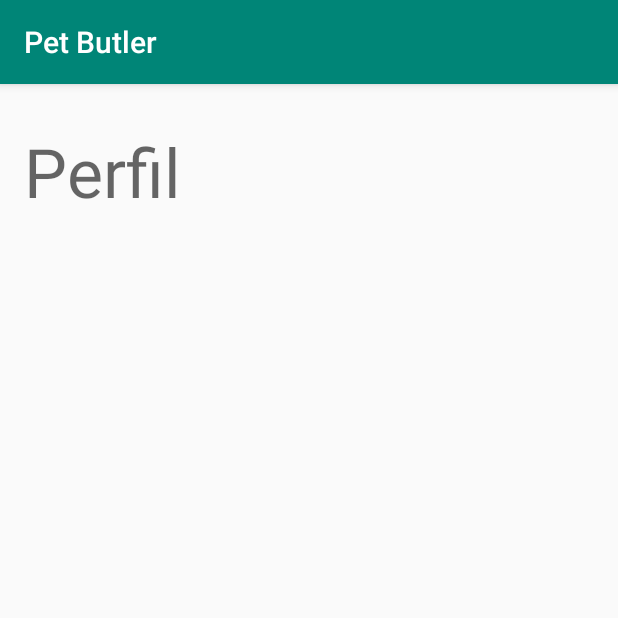
After one commit to lucas-medeiros/PetButler, an Android app: the PerfilClienteActivity screen opened directly, with no data from a screen before it, on a phone screen of 412 x 824 dp, the top half of it. The commit adds this screen. Run offline under Robolectric (Android 15) with nearby library versions, the phone set to English and light mode, and no system bars.

Commit message:
Tela de perfil de cliente

```diff
--- a/app/build.gradle
+++ b/app/build.gradle
@@ -21,6 +21,7 @@ android {
 dependencies {
     implementation fileTree(dir: 'libs', include: ['*.jar'])
     implementation 'com.android.support:appcompat-v7:28.0.0'
+    implementation 'com.android.support:design:28.0.0'
     implementation 'com.android.support.constraint:constraint-layout:1.1.3'
     testImplementation 'junit:junit:4.12'
     androidTestImplementation 'com.android.support.test:runner:1.0.2'
--- a/app/src/main/AndroidManifest.xml
+++ b/app/src/main/AndroidManifest.xml
@@ -9,7 +9,8 @@
         android:roundIcon="@mipmap/ic_launcher_round"
         android:supportsRtl="true"
         android:theme="@style/AppTheme">
-        <activity android:name=".CadastroActivity"></activity>
+        <activity android:name=".PerfilClienteActivity"></activity>
+        <activity android:name=".CadastroActivity" />
         <activity android:name=".MainActivity">
             <intent-filter>
                 <action android:name="android.intent.action.MAIN" />
--- a/app/src/main/java/com/example/petbutler/MainActivity.java
+++ b/app/src/main/java/com/example/petbutler/MainActivity.java
@@ -109,6 +109,6 @@ public class MainActivity extends AppCompatActivity {
             }
         });
 
-        //mudança teste1
+
     }
 }
--- /dev/null
+++ b/app/src/main/java/com/example/petbutler/PerfilClienteActivity.java
@@ -0,0 +1,13 @@
+package com.example.petbutler;
+
+import android.support.v7.app.AppCompatActivity;
+import android.os.Bundle;
+
+public class PerfilClienteActivity extends AppCompatActivity {
+
+    @Override
+    protected void onCreate(Bundle savedInstanceState) {
+        super.onCreate(savedInstanceState);
+        setContentView(R.layout.activity_perfil_cliente);
+    }
+}
--- /dev/null
+++ b/app/src/main/res/layout/activity_perfil_cliente.xml
@@ -0,0 +1,20 @@
+<?xml version="1.0" encoding="utf-8"?>
+<android.support.constraint.ConstraintLayout xmlns:android="http://schemas.android.com/apk/res/android"
+    xmlns:app="http://schemas.android.com/apk/res-auto"
+    xmlns:tools="http://schemas.android.com/tools"
+    android:layout_width="match_parent"
+    android:layout_height="match_parent"
+    tools:context=".PerfilClienteActivity">
+
+    <TextView
+        android:id="@+id/textView"
+        android:layout_width="wrap_content"
+        android:layout_height="wrap_content"
+        android:layout_marginStart="16dp"
+        android:layout_marginLeft="16dp"
+        android:layout_marginTop="28dp"
+        android:text="Perfil"
+        android:textAppearance="@style/TextAppearance.AppCompat.Display2"
+        app:layout_constraintStart_toStartOf="parent"
+        app:layout_constraintTop_toTopOf="parent" />
+</android.support.constraint.ConstraintLayout>
--- /dev/null
+++ b/app/src/main/res/menu/navigation_menu.xml
@@ -0,0 +1,4 @@
+<?xml version="1.0" encoding="utf-8"?>
+<menu xmlns:android="http://schemas.android.com/apk/res/android">
+
+</menu>
```
Also changed, not shown: app/src/main/java/com/example/petbutler/CadastroActivity.java (+8 -5 lines), app/src/main/res/layout/activity_cadastro.xml (+19 -20 lines), app/src/main/res/layout/activity_main.xml (+11 -6 lines).
